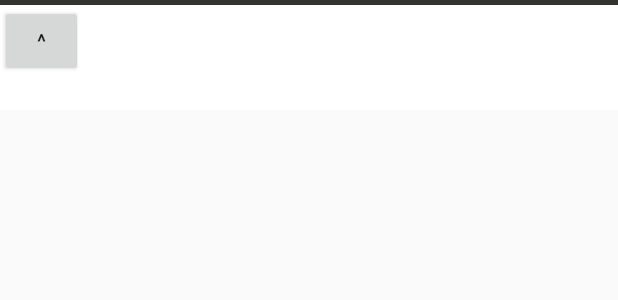
After one commit to adamclark2/Photos, an Android app: the layout scrollRow.xml on its own in the app's theme, with its tools: preview values and no code run, on a phone screen of 412 x 824 dp. The commit adds this screen. Shown: the top 300 px of the screen. Run offline under Robolectric (Android 15) with nearby library versions, the phone set to English and light mode, and no system bars.

Commit message:
Committing a little more.. Don't expect this to work atm.

```diff
--- /dev/null
+++ b/Android/Android/app/src/main/res/layout/scrollRow.xml
@@ -0,0 +1,61 @@
+<?xml version="1.0" encoding="utf-8"?>
+<android.support.constraint.ConstraintLayout xmlns:android="http://schemas.android.com/apk/res/android"
+    xmlns:app="http://schemas.android.com/apk/res-auto"
+    xmlns:tools="http://schemas.android.com/tools"
+    android:layout_width="match_parent"
+    android:layout_height="match_parent"
+    tools:context="com.example.noahr.android.View.ScrollActivity">
+
+    <LinearLayout xmlns:android="http://schemas.android.com/apk/res/android"
+        android:layout_width="match_parent"
+        android:layout_height="wrap_content"
+        android:background="#1f1f1e"
+        android:orientation="vertical"
+        android:padding="0dp"
+        android:paddingRight="0dp"
+        android:paddingTop="0dp"
+        android:paddingLeft="0dp">
+
+    <ImageView
+        android:layout_width="match_parent"
+        android:layout_height="wrap_content"
+        android:id="@+id/imgXML"
+        android:scaleType="fitCenter"
+        android:adjustViewBounds="true"
+        android:background="#333332"
+        android:paddingTop="3dp"
+        android:paddingRight="3dp" />
+
+    <LinearLayout
+        android:layout_width="match_parent"
+        android:layout_height="70dp"
+        android:layout_marginLeft="0dp"
+        android:layout_marginRight="0dp"
+        android:background="#ffffff"
+        android:paddingBottom="0dp"
+        android:paddingTop="0dp"
+        android:paddingRight="5dp"
+        android:padding="0dp"
+        android:paddingLeft="5dp">
+
+        <Button
+            android:text="^"
+            android:layout_width="55dp"
+            android:layout_height="wrap_content"
+            android:id="@+id/voteButton" />
+
+        <TextView
+            android:layout_width="wrap_content"
+            android:layout_height="wrap_content"
+            android:id="@+id/captionXML"
+            android:textSize="14sp"
+            android:textColor="#040404"
+            android:background="#ffffff"
+            android:paddingLeft="3dp"
+            android:paddingRight="3dp" />
+
+        </LinearLayout>
+    </LinearLayout>
+
+
+</android.support.constraint.ConstraintLayout>
```
Also changed, not shown: Android/Android/app/src/main/java/com/example/noahr/android/Adapter/ImageAdapter.java (added, +82 -0 lines), Android/Android/app/src/main/java/com/example/noahr/android/Service/ImageNetworkServiceRetrofit.java (+18 -3 lines), Android/Android/app/src/main/java/com/example/noahr/android/View/ScrollActivity.kt (+16 -0 lines).
